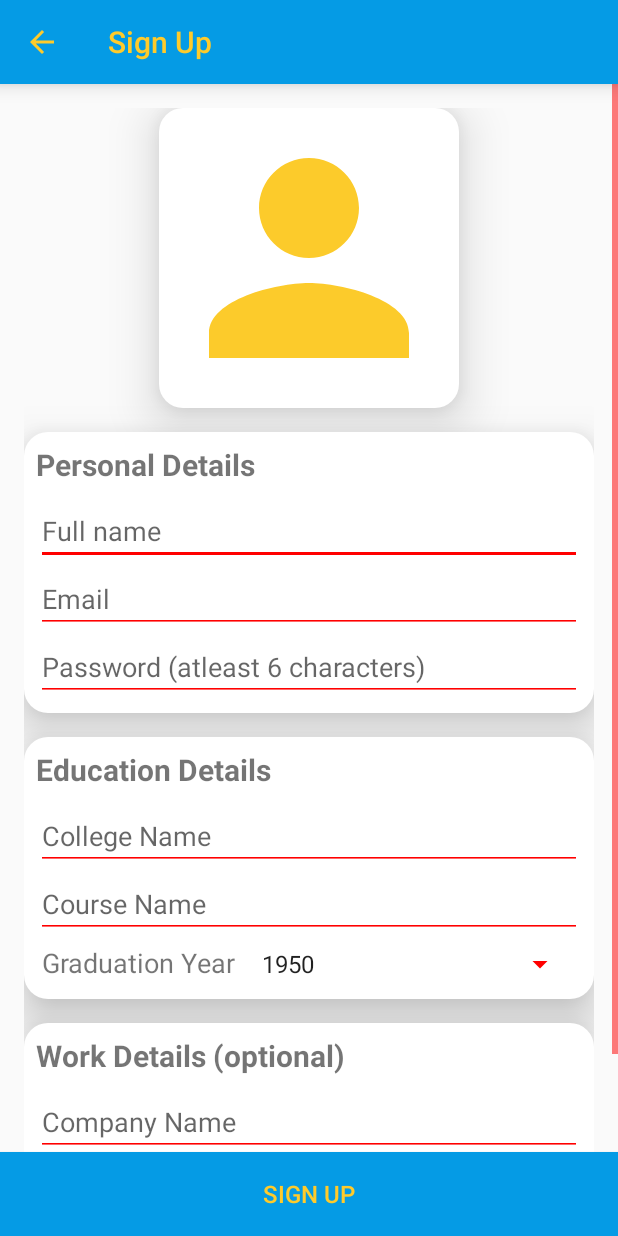
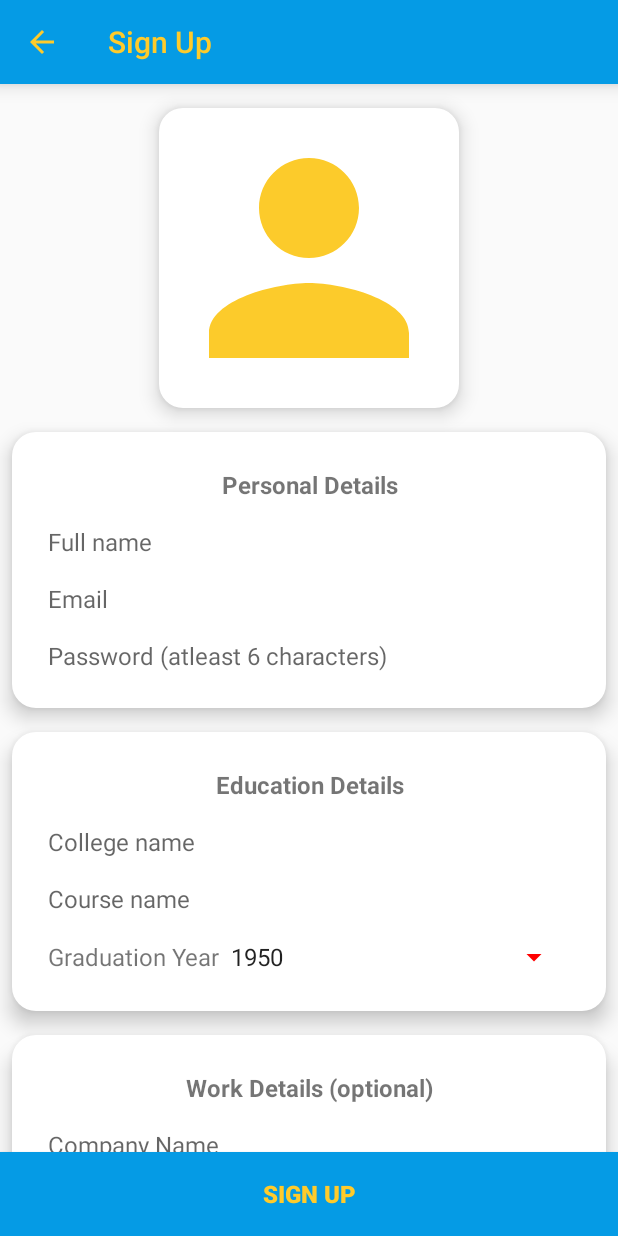
Before and after one commit to MonGuide/MonGuide, an Android app: the SignUpActivity screen opened directly, with no data from a screen before it, on a phone screen of 412 x 824 dp. Run offline under Robolectric (Android 15) with nearby library versions, the phone set to English and light mode, and no system bars; our stand-ins replace Firebase (no records; nobody signed in at launch, a user with empty details on screens opened directly).

Commit message:
Signup page spinner remaining.

```diff
--- a/app/src/main/java/com/monguide/monguide/loginandsignup/LoginActivity.java
+++ b/app/src/main/java/com/monguide/monguide/loginandsignup/LoginActivity.java
@@ -111,12 +111,10 @@ public class LoginActivity extends AppCompatActivity {
 
     private void startSignUpActivity() {
         startActivity(new Intent(this,SignUpActivity.class));
-        finish();
     }
 
     private void startHomeActivity() {
         Log.e("MONGUIDE", "Successfully logged in...");
-
         startActivity(new Intent(this, HomeActivity.class));
         finish();
     }
--- a/app/src/main/java/com/monguide/monguide/loginandsignup/SignUpActivity.java
+++ b/app/src/main/java/com/monguide/monguide/loginandsignup/SignUpActivity.java
@@ -60,10 +60,10 @@ public class SignUpActivity extends AppCompatActivity {
         mAuth = FirebaseAuth.getInstance();
 
         mSignupButton = (Button) findViewById (R.id.activity_signup_signupbutton);
-        mUsernameEditText = (EditText) findViewById (R.id.activity_signup_nameEditText);
-        mEmailEditText = (EditText) findViewById (R.id.activity_signup_emailEditText);
-        mPasswordEditText = (EditText) findViewById (R.id.activity_signup_passwordEditText);
-        mProfileImageView = (ImageView) findViewById (R.id.activity_signup_imageView);
+        mUsernameEditText = (EditText) findViewById (R.id.activity_signup_nameedittext);
+        mEmailEditText = (EditText) findViewById (R.id.activity_signup_emailedittext);
+        mPasswordEditText = (EditText) findViewById (R.id.activity_signup_passwordedittext);
+        mProfileImageView = (ImageView) findViewById (R.id.activity_signup_profilepictureimageview);
         mCollegeNameEditText = (EditText) findViewById (R.id.activity_signup_collegeNameEditText);
         mCourseNameEditText = (EditText) findViewById (R.id.activity_signup_courseName_EditText);
         mGraduationYearSpinner = (Spinner) findViewById (R.id.activity_signup_graduationYearSpinner);
--- /dev/null
+++ b/app/src/main/res/drawable/background_signup_edittext.xml
@@ -0,0 +1,9 @@
+<?xml version="1.0" encoding="utf-8"?>
+<shape
+    xmlns:android="http://schemas.android.com/apk/res/android"
+    android:shape="rectangle">
+
+    <solid android:color="@android:color/white"/>
+    <corners android:radius="16dp"/>
+
+</shape>
--- /dev/null
+++ b/app/src/main/res/drawable/background_signup_generic.xml
@@ -0,0 +1,9 @@
+<?xml version="1.0" encoding="utf-8"?>
+<shape
+    xmlns:android="http://schemas.android.com/apk/res/android"
+    android:shape="rectangle">
+
+    <solid android:color="@android:color/white"/>
+    <corners android:radius="16dp"/>
+
+</shape>
--- a/app/src/main/res/layout/activity_login.xml
+++ b/app/src/main/res/layout/activity_login.xml
@@ -4,7 +4,6 @@
     android:layout_width="match_parent"
     android:layout_height="match_parent"
     android:background="@color/colorPrimaryDark"
-    android:padding="20dp"
     android:gravity="center">
 
     <LinearLayout
@@ -24,42 +23,54 @@
         <androidx.appcompat.widget.AppCompatEditText
             android:id="@+id/activity_login_emailedittext"
             android:layout_width="match_parent"
-            android:layout_height="48dp"
+            android:layout_height="56dp"
+            android:layout_marginTop="32dp"
+            android:layout_marginLeft="16dp"
+            android:layout_marginRight="16dp"
             android:inputType="textEmailAddress"
             android:hint="Email"
             android:focusableInTouchMode="true"
             android:background="@drawable/background_login_edittext"
             android:paddingLeft="24dp"
             android:paddingRight="24dp"
-            android:layout_marginTop="32dp"
-            android:layout_marginBottom="16dp"
-            android:drawableRight="@drawable/ic_email_24dp">
-
+            android:textSize="16dp"
+            android:drawableRight="@drawable/ic_email_24dp"
+            android:elevation="8dp">
         </androidx.appcompat.widget.AppCompatEditText>
 
         <androidx.appcompat.widget.AppCompatEditText
             android:id="@+id/activity_login_passwordedittext"
             android:layout_width="match_parent"
-            android:layout_height="48dp"
+            android:layout_height="56dp"
+            android:layout_marginTop="16dp"
+            android:layout_marginLeft="16dp"
+            android:layout_marginRight="16dp"
             android:inputType="textPassword"
             android:hint="Password"
             android:focusableInTouchMode="true"
             android:background="@drawable/background_login_edittext"
-            android:layout_marginBottom="24dp"
             android:paddingLeft="24dp"
             android:paddingRight="24dp"
-            android:drawableRight="@drawable/ic_lock_24dp">
+            android:textSize="16dp"
+            android:drawableRight="@drawable/ic_lock_24dp"
+            android:elevation="8dp">
         </androidx.appcompat.widget.AppCompatEditText>
 
 
         <androidx.appcompat.widget.AppCompatButton
             android:id="@+id/activity_login_loginbutton"
             android:layout_width="match_parent"
-            android:layout_height="wrap_content"
+            android:layout_height="56dp"
+            android:layout_marginTop="16dp"
+            android:layout_marginLeft="16dp"
+            android:layout_marginRight="16dp"
             android:text="Log In"
+            android:textSize="16dp"
+            android:textStyle="bold"
             android:layout_marginBottom="16dp"
             android:textColor="@color/colorPrimaryDark"
-            android:background="@drawable/background_login_button">
+            android:background="@drawable/background_login_loginbutton"
+            android:elevation="24dp">
         </androidx.appcompat.widget.AppCompatButton>
 
         <androidx.appcompat.widget.AppCompatTextView
@@ -69,7 +80,8 @@
             android:id="@+id/activity_login_signuptextview"
             android:text="Don't have an account? Sign up"
             android:textColor="@color/colorWhite"
-            android:textSize="16dp">
+            android:textSize="16dp"
+            android:elevation="8dp">
         </androidx.appcompat.widget.AppCompatTextView>
 
     </LinearLayout>
--- a/app/src/main/res/layout/activity_signup.xml
+++ b/app/src/main/res/layout/activity_signup.xml
@@ -21,107 +21,129 @@
         android:layout_width="match_parent"
         android:layout_height="wrap_content"
         android:layout_above="@id/activity_signup_signupbutton"
-        android:layout_below="@id/activity_signup_toolbar">
+        android:layout_below="@id/activity_signup_toolbar"
+        android:scrollbars="none">
 
         <LinearLayout
             android:layout_width="match_parent"
             android:layout_height="match_parent"
-            android:orientation="vertical"
-            android:padding="16dp">
+            android:orientation="vertical">
 
+            <!-- for uploading profile picture -->
             <androidx.appcompat.widget.AppCompatImageView
-                android:id="@+id/activity_signup_imageView"
-                android:layout_gravity="center_horizontal"
+                android:id="@+id/activity_signup_profilepictureimageview"
                 android:layout_width="200dp"
                 android:layout_height="200dp"
+                android:layout_marginTop="16dp"
+                android:layout_marginBottom="8dp"
+                android:layout_gravity="center_horizontal"
+                android:scaleType="centerCrop"
+                android:elevation="8dp"
                 android:src="@drawable/ic_person_toolbar_dp_24dp"
-                android:layout_marginBottom="16dp"
-                android:background="@drawable/background_questionsummaryitem"
-                android:elevation="20dp"/>
+                android:background="@drawable/background_signup_generic"/>
+            <!-- end -->
 
+            <!-- personal details -->
             <LinearLayout
                 android:layout_width="match_parent"
                 android:layout_height="wrap_content"
                 android:orientation="vertical"
-                android:elevation="20dp"
-                android:padding="8dp"
-                android:layout_marginBottom="16dp"
-                android:background="@drawable/background_questionsummaryitem">
+                android:layout_margin="8dp"
+                android:padding="24dp"
+                android:elevation="8dp"
+                android:background="@drawable/background_signup_generic">
 
                 <androidx.appcompat.widget.AppCompatTextView
                     android:layout_width="match_parent"
                     android:layout_height="wrap_content"
                     android:text="Personal Details"
-                    android:textSize="20dp"
-                    android:textStyle="bold"
-                    android:layout_marginBottom="8dp"/>
+                    android:textSize="16dp"
+                    android:gravity="center_horizontal"
+                    android:textStyle="bold" />
 
                 <androidx.appcompat.widget.AppCompatEditText
+                    android:id="@+id/activity_signup_nameedittext"
                     android:layout_width="match_parent"
                     android:layout_height="wrap_content"
+                    android:layout_marginTop="16dp"
+                    android:textSize="16dp"
                     android:inputType="text"
                     android:hint="Full name"
-                    android:id="@+id/activity_signup_nameEditText"/>
+                    android:background="@drawable/background_signup_edittext"/>
 
                 <androidx.appcompat.widget.AppCompatEditText
+                    android:id="@+id/activity_signup_emailedittext"
                     android:layout_width="match_parent"
                     android:layout_height="wrap_content"
+                    android:layout_marginTop="16dp"
+                    android:textSize="16dp"
                     android:inputType="text"
                     android:hint="Email"
-                    android:id="@+id/activity_signup_emailEditText"/>
+                    android:background="@drawable/background_signup_edittext"/>
 
                 <androidx.appcompat.widget.AppCompatEditText
+                    android:id="@+id/activity_signup_passwordedittext"
                     android:layout_width="match_parent"
                     android:layout_height="wrap_content"
+                    android:layout_marginTop="16dp"
+                    android:textSize="16dp"
                     android:inputType="textVisiblePassword"
                     android:hint="Password (atleast 6 characters)"
-                    android:id="@+id/activity_signup_passwordEditText"/>
+                    android:background="@drawable/background_signup_edittext"/>
 
             </LinearLayout>
+            <!-- end -->
+
+            <!-- education details -->
             <LinearLayout
                 android:layout_width="match_parent"
                 android:layout_height="wrap_content"
                 android:orientation="vertical"
-                android:elevation="20dp"
-                android:padding="8dp"
-                android:layout_marginBottom="16dp"
-                android:background="@drawable/background_questionsummaryitem">
+                android:layout_margin="8dp"
+                android:padding="24dp"
+                android:elevation="8dp"
+                android:background="@drawable/background_signup_generic">
 
                 <androidx.appcompat.widget.AppCompatTextView
                     android:layout_width="match_parent"
                     android:layout_height="wrap_content"
+                    android:gravity="center_horizontal"
                     android:text="Education Details"
-                    android:textSize="20dp"
-                    android:textStyle="bold"
-                    android:layout_marginBottom="8dp"/>
+                    android:textSize="16dp"
+                    android:textStyle="bold"/>
 
                 <androidx.appcompat.widget.AppCompatEditText
                     android:id="@+id/activity_signup_collegeNameEditText"
                     android:layout_width="match_parent"
                     android:layout_height="wrap_content"
-                    android:hint="College Name"
-                    android:inputType="text"/>
+                    android:layout_marginTop="16dp"
+                    android:textSize="16dp"
+                    android:hint="College name"
+                    android:inputType="text"
+                    android:background="@drawable/background_signup_edittext"/>
 
                 <androidx.appcompat.widget.AppCompatEditText
                     android:id="@+id/activity_signup_courseName_EditText"
                     android:layout_width="match_parent"
                     android:layout_height="wrap_content"
-                    android:hint="Course Name"
-                    android:inputType="text"/>
+                    android:layout_marginTop="16dp"
+                    android:textSize="16dp"
+                    android:hint="Course name"
+                    android:inputType="text"
+                    android:background="@drawable/background_signup_edittext"/>
 
-
+                <!-- spinner for graduation year -->
                 <LinearLayout
                     android:layout_width="match_parent"
                     android:layout_height="wrap_content"
                     android:orientation="horizontal"
-                    android:padding="4dp">
+                    android:layout_marginTop="16dp">
 
                     <androidx.appcompat.widget.AppCompatTextView
                         android:layout_width="wrap_content"
                         android:layout_height="wrap_content"
                         android:text="Graduation Year"
-                        android:textSize="18dp"
-                        android:layout_marginRight="10dp"/>
+                        android:textSize="16dp"/>
 
                     <androidx.appcompat.widget.AppCompatSpinner
                         android:id="@+id/activity_signup_graduationYearSpinner"
@@ -132,36 +154,47 @@
 
             </LinearLayout>
 
+            <!-- work details -->
             <LinearLayout
                 android:layout_width="match_parent"
                 android:layout_height="wrap_content"
                 android:orientation="vertical"
-                android:elevation="20dp"
-                android:padding="8dp"
-                android:background="@drawable/background_questionsummaryitem">
+                android:layout_marginTop="8dp"
+                android:layout_marginLeft="8dp"
+                android:layout_marginRight="8dp"
+                android:layout_marginBottom="16dp"
+                android:padding="24dp"
+                android:elevation="8dp"
+                android:background="@drawable/background_signup_generic">
 
                 <androidx.appcompat.widget.AppCompatTextView
                     android:layout_width="match_parent"
                     android:layout_height="wrap_content"
+                    android:gravity="center_horizontal"
                     android:text="Work Details (optional)"
-                    android:textSize="20dp"
-                    android:textStyle="bold"
-                    android:layout_marginBottom="8dp">
+                    android:textSize="16dp"
+                    android:textStyle="bold">
                 </androidx.appcompat.widget.AppCompatTextView>
 
                 <androidx.appcompat.widget.AppCompatEditText
                     android:id="@+id/activity_signup_companyNameEditText"
                     android:layout_width="match_parent"
                     android:layout_height="wrap_content"
+                    android:layout_marginTop="16dp"
+                    android:textSize="16dp"
                     android:hint="Company Name"
-                    android:inputType="text"/>
+                    android:inputType="text"
+                    android:background="@drawable/background_signup_edittext"/>
 
                 <androidx.appcompat.widget.AppCompatEditText
                     android:id="@+id/activity_signup_jobProfile_EditText"
                     android:layout_width="match_parent"
                     android:layout_height="wrap_content"
+                    android:layout_marginTop="16dp"
+                    android:textSize="16dp"
                     android:hint="Job Profile"
-                    android:inputType="text"/>
+                    android:inputType="text"
+                    android:background="@drawable/background_signup_edittext"/>
 
             </LinearLayout>
 
@@ -170,16 +203,15 @@
     </ScrollView>
 
     <androidx.appcompat.widget.AppCompatButton
+        android:id="@+id/activity_signup_signupbutton"
         android:layout_width="match_parent"
         android:layout_height="56dp"
+        android:layout_alignParentBottom="true"
         android:text="Sign Up"
         android:textSize="16dp"
+        android:textStyle="bold"
         android:textColor="@color/colorYellow"
-        android:id="@+id/activity_signup_signupbutton"
-        android:background="@drawable/background_signup_button"
-        android:layout_alignParentBottom="true"
-        android:elevation="8dp">
+        android:background="@drawable/background_signup_signupbutton">
     </androidx.appcompat.widget.AppCompatButton>
 
-
 </RelativeLayout>
```
Also changed, not shown: app/src/main/res/drawable/background_login_loginbutton.xml (renamed from app/src/main/res/drawable/background_login_button.xml), app/src/main/res/drawable/background_signup_signupbutton.xml (renamed from app/src/main/res/drawable/background_signup_button.xml).
